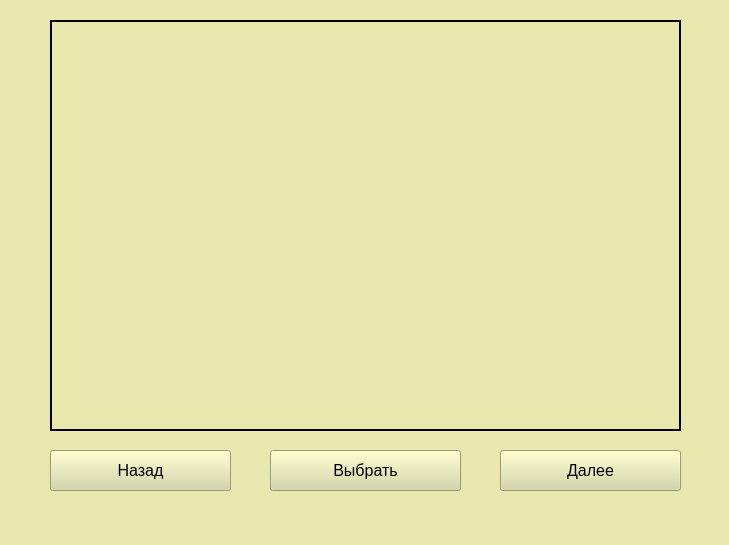
Before: the Qt Designer form dog_shelter_second_form_designer.ui in dimondg/dog_shelter, drawn with Qt 5.
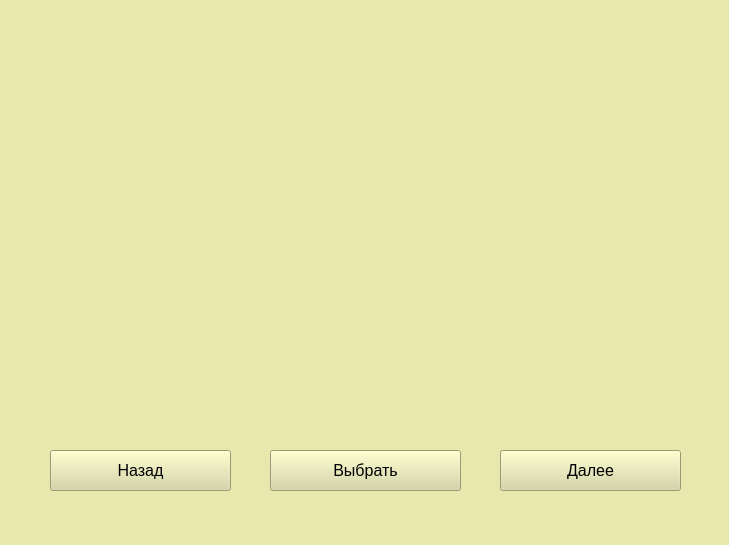
After: the same form once the commit is applied.

```diff
--- a/dog_shelter_second_form_designer.ui
+++ b/dog_shelter_second_form_designer.ui
@@ -27,7 +27,7 @@
      </rect>
     </property>
     <property name="frameShape">
-     <enum>QFrame::WinPanel</enum>
+     <enum>QFrame::NoFrame</enum>
     </property>
     <property name="text">
      <string/>
```
